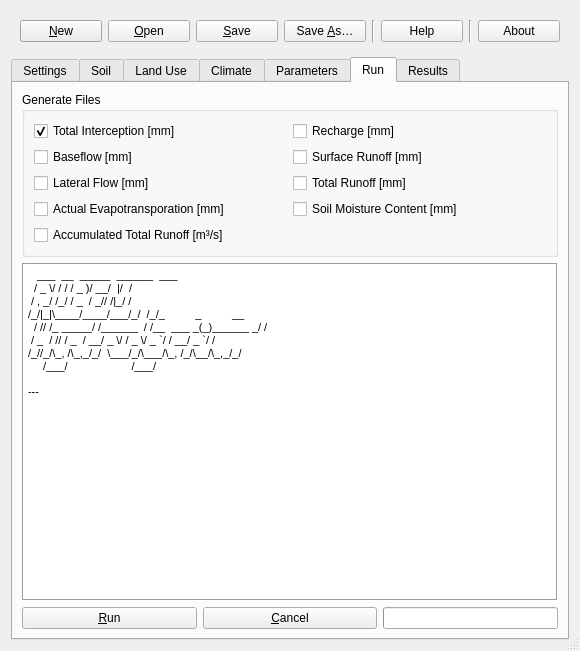
This is plugin/gui/core.ui in LabSid-USP/RUBEMHydrological as Qt 5 draws it before an edit. The edited form follows.
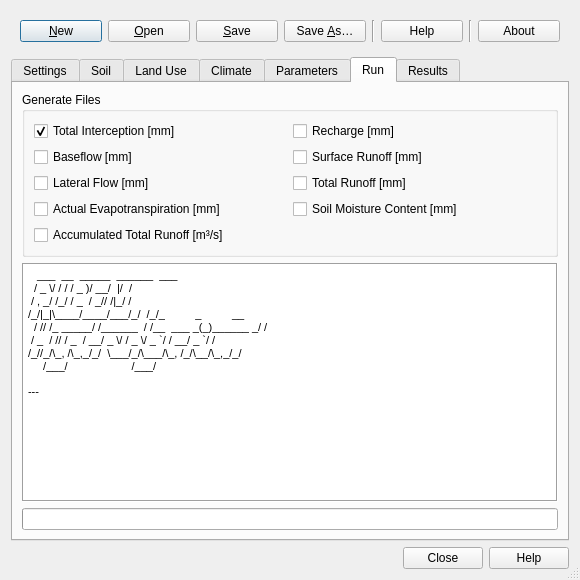
This is the edited form. The open tabs and pages were chosen to show the change. Icons and pictures are not drawn.

Commit message:
fix(#138): align live dialog with QGIS HIG and plugins.qgis.org packaging
Resize the dialog to a measured ≤580 height with scrollable tabs, move Run/Close/Help to a footer QDialogButtonBox with Run gating, disclose native and pure-Python runtime deps, and keep the published zip free of unwired v2 scaffolding.

What changed in the file:
```diff
--- a/plugin/gui/core.ui
+++ b/plugin/gui/core.ui
@@ -7,7 +7,7 @@
     <x>0</x>
     <y>0</y>
     <width>580</width>
-    <height>651</height>
+    <height>580</height>
    </rect>
   </property>
   <property name="sizePolicy">
@@ -19,112 +19,15 @@
   <property name="minimumSize">
    <size>
     <width>500</width>
-    <height>580</height>
+    <height>400</height>
    </size>
   </property>
   <property name="maximumSize">
    <size>
     <width>1000</width>
-    <height>1160</height>
-   </size>
-  </property>
-  <property name="baseSize">
-   <size>
-    <width>500</width>
     <height>580</height>
    </size>
   </property>
-  <property name="palette">
-   <palette>
-    <active>
-     <colorrole role="WindowText">
-      <brush brushstyle="SolidPattern">
-       <color alpha="255">
-        <red>0</red>
-        <green>0</green>
-        <blue>0</blue>
-       </color>
-      </brush>
-     </colorrole>
-     <colorrole role="Text">
-      <brush brushstyle="SolidPattern">
-       <color alpha="255">
-        <red>0</red>
-        <green>0</green>
-        <blue>0</blue>
-       </color>
-      </brush>
-     </colorrole>
-     <colorrole role="Highlight">
-      <brush brushstyle="SolidPattern">
-       <color alpha="255">
-        <red>10</red>
-        <green>36</green>
-        <blue>106</blue>
-       </color>
-      </brush>
-     </colorrole>
-    </active>
-    <inactive>
-     <colorrole role="WindowText">
-      <brush brushstyle="SolidPattern">
-       <color alpha="255">
-        <red>0</red>
-        <green>0</green>
-        <blue>0</blue>
-       </color>
-      </brush>
-     </colorrole>
-     <colorrole role="Text">
-      <brush brushstyle="SolidPattern">
-       <color alpha="255">
-        <red>0</red>
-        <green>0</green>
-        <blue>0</blue>
-       </color>
-      </brush>
-     </colorrole>
-     <colorrole role="Highlight">
-      <brush brushstyle="SolidPattern">
-       <color alpha="255">
-        <red>212</red>
-        <green>208</green>
-        <blue>200</blue>
-       </color>
-      </brush>
-     </colorrole>
-    </inactive>
-    <disabled>
-     <colorrole role="WindowText">
-      <brush brushstyle="SolidPattern">
-       <color alpha="255">
-        <red>106</red>
-        <green>104</green>
-        <blue>100</blue>
-       </color>
-      </brush>
-     </colorrole>
-     <colorrole role="Text">
-      <brush brushstyle="SolidPattern">
-       <color alpha="255">
-        <red>106</red>
-        <green>104</green>
-        <blue>100</blue>
-       </color>
-      </brush>
-     </colorrole>
-     <colorrole role="Highlight">
-      <brush brushstyle="SolidPattern">
-       <color alpha="255">
-        <red>10</red>
-        <green>36</green>
-        <blue>106</blue>
-       </color>
-      </brush>
-     </colorrole>
-    </disabled>
-   </palette>
-  </property>
   <property name="windowTitle">
    <string>RUBEM Hydrological</string>
   </property>
@@ -313,9 +216,9 @@
    <item>
     <widget class="QTabWidget" name="tabWidget">
      <property name="sizePolicy">
-      <sizepolicy hsizetype="Minimum" vsizetype="Minimum">
+      <sizepolicy hsizetype="Expanding" vsizetype="Expanding">
        <horstretch>0</horstretch>
-       <verstretch>0</verstretch>
+       <verstretch>1</verstretch>
       </sizepolicy>
      </property>
      <property name="toolTip">
@@ -4492,7 +4395,7 @@
                  <string>&lt;html&gt;&lt;head/&gt;&lt;body&gt;&lt;p&gt;This option allows to generate or not the results maps of Actual Evapotranspiration (ETa) [mm] in raster format for all simulation period or .csv for each pixel of stations map.&lt;/p&gt;&lt;p&gt;&lt;br/&gt;&lt;/p&gt;&lt;/body&gt;&lt;/html&gt;</string>
                 </property>
                 <property name="text">
-                 <string>Actual Evapotransporation [mm]</string>
+                 <string>Actual Evapotranspiration [mm]</string>
                 </property>
                </widget>
               </item>
@@ -4538,47 +4441,23 @@
             </widget>
            </item>
            <item row="1" column="0">
-            <layout class="QGridLayout" name="gridLayout_36">
-             <item row="0" column="0">
-              <widget class="QPushButton" name="btn_Run">
-               <property name="toolTip">
-                <string>Run the model with defined configuration</string>
-               </property>
-               <property name="text">
-                <string>&amp;Run</string>
-               </property>
-              </widget>
-             </item>
-             <item row="0" column="1">
-              <widget class="QPushButton" name="btn_Cancel">
-               <property name="toolTip">
-                <string>Cancel model execution</string>
-               </property>
-               <property name="text">
-                <string>&amp;Cancel</string>
-               </property>
-              </widget>
-             </item>
-             <item row="0" column="2">
-              <widget class="QProgressBar" name="progressBar">
-               <property name="sizePolicy">
-                <sizepolicy hsizetype="Minimum" vsizetype="Minimum">
-                 <horstretch>0</horstretch>
-                 <verstretch>0</verstretch>
-                </sizepolicy>
-               </property>
-               <property name="value">
-                <number>0</number>
-               </property>
-               <property name="textVisible">
-                <bool>false</bool>
-               </property>
-               <property name="invertedAppearance">
-                <bool>false</bool>
-               </property>
-              </widget>
-             </item>
-            </layout>
+            <widget class="QProgressBar" name="progressBar">
+             <property name="sizePolicy">
+              <sizepolicy hsizetype="Expanding" vsizetype="Fixed">
+               <horstretch>1</horstretch>
+               <verstretch>0</verstretch>
+              </sizepolicy>
+             </property>
+             <property name="value">
+              <number>0</number>
+             </property>
+             <property name="textVisible">
+              <bool>false</bool>
+             </property>
+             <property name="invertedAppearance">
+              <bool>false</bool>
+             </property>
+            </widget>
            </item>
           </layout>
          </item>
@@ -4653,6 +4532,29 @@
      </widget>
     </widget>
    </item>
+   <item>
+    <layout class="QHBoxLayout" name="horizontalLayout_dialogButtons">
+     <property name="spacing">
+      <number>6</number>
+     </property>
+     <item>
+      <widget class="QDialogButtonBox" name="button_box">
+       <property name="sizePolicy">
+        <sizepolicy hsizetype="Expanding" vsizetype="Fixed">
+         <horstretch>0</horstretch>
+         <verstretch>0</verstretch>
+        </sizepolicy>
+       </property>
+       <property name="orientation">
+        <enum>Qt::Horizontal</enum>
+       </property>
+       <property name="standardButtons">
+        <set>QDialogButtonBox::Close|QDialogButtonBox::Help</set>
+       </property>
+      </widget>
+     </item>
+    </layout>
+   </item>
   </layout>
  </widget>
  <tabstops>
```
Left out of the diff: 32 changed lines with no effect on the pictures. The commit also changes 23 other files.
